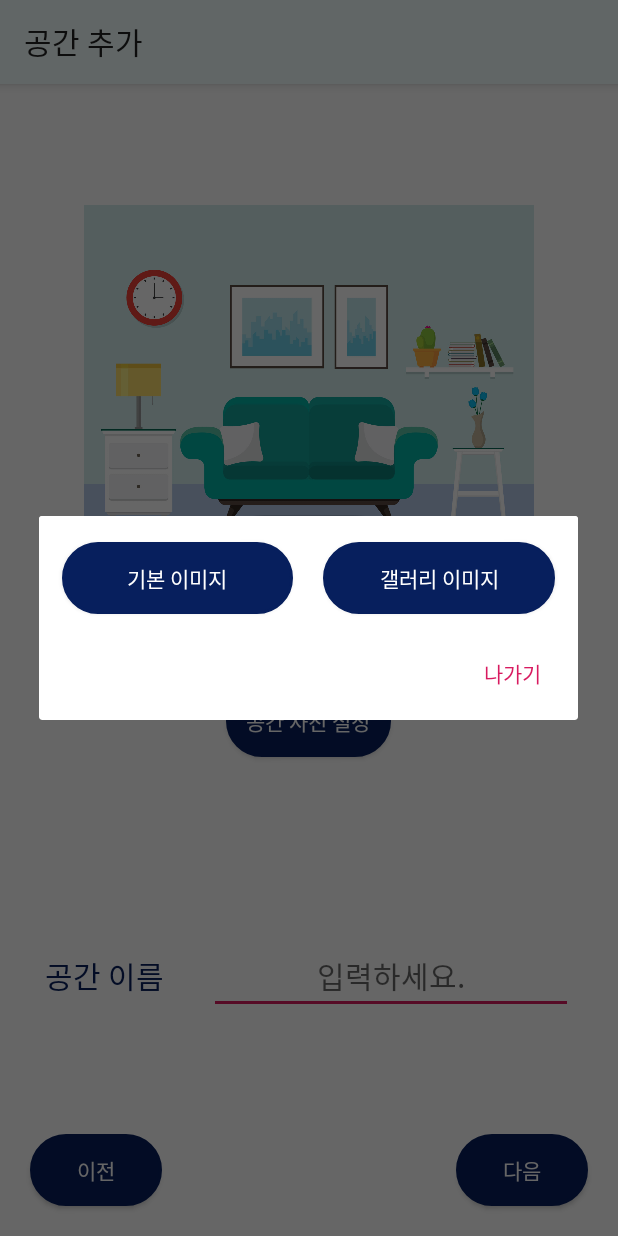
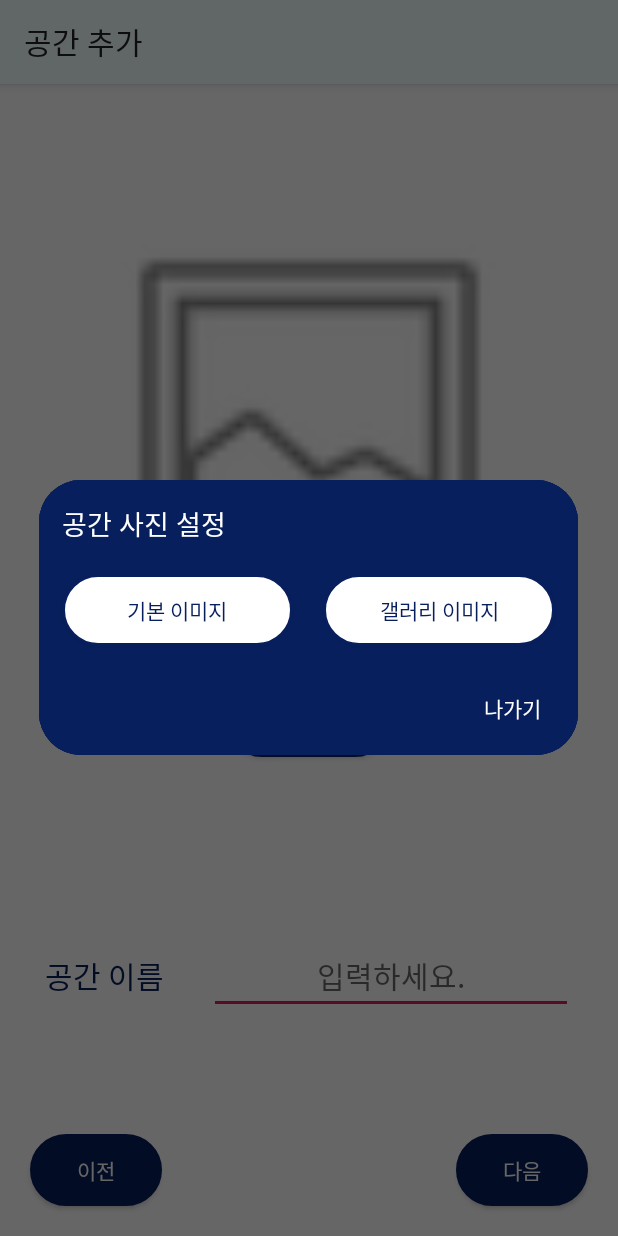
Before and after one commit to hoonsa-lim/clean, an Android app: the AddSpaceAndToDoActivity screen opened directly, with no data from a screen before it, after a tap on "공간 사진 설정", on a phone screen of 412 x 824 dp. Run offline under Robolectric (Android 15) with nearby library versions, the phone set to English and light mode, and no system bars; pictures from the network do not load.

Commit message:
2020=08-09 jjk 수정함2.

```diff
--- a/app/src/main/java/com/example/clean/AddSpaceAndToDoActivity.java
+++ b/app/src/main/java/com/example/clean/AddSpaceAndToDoActivity.java
@@ -117,14 +117,14 @@ public class AddSpaceAndToDoActivity extends AppCompatActivity implements View.O
                 LayoutInflater layoutInflater = getLayoutInflater();
                 LinearLayout linearLayout = (LinearLayout) layoutInflater.inflate(R.layout.dialog_image_select, null);
 
-                builder = new AlertDialog.Builder(this);
+                builder = new AlertDialog.Builder(this, R.style.MyCustomDialogStyle);
                 Button btnBasicImage = linearLayout.findViewById(R.id.btnBasicImage);
                 Button btnGalleryImage = linearLayout.findViewById(R.id.btnGalleryImage);
                 builder.setNegativeButton("나가기", null);
                 btnBasicImage.setOnClickListener(new View.OnClickListener() {
                     @Override
                     public void onClick(View view) {
-                        a1IvSpaceImage.setImageResource(R.drawable.image_room_basic);
+                        a1IvSpaceImage.setImageResource(android.R.drawable.ic_menu_gallery);
                     }
                 });
                 btnGalleryImage.setOnClickListener(new View.OnClickListener() {
--- a/app/src/main/java/com/example/clean/FragmentAddToDo.java
+++ b/app/src/main/java/com/example/clean/FragmentAddToDo.java
@@ -305,7 +305,7 @@ public class FragmentAddToDo extends Fragment implements View.OnClickListener, A
 
     //dialog function
     private void dialogFunction(final View view, final int num) {
-        AlertDialog.Builder alertDialog = new AlertDialog.Builder(addSpaceAndToDoActivity);
+        AlertDialog.Builder alertDialog = new AlertDialog.Builder(addSpaceAndToDoActivity, R.style.MyCustomDialogStyle);
         alertDialog.setView(view);
         alertDialog.setPositiveButton("확인", new DialogInterface.OnClickListener() {
             @RequiresApi(api = Build.VERSION_CODES.O)
--- a/app/src/main/java/com/example/clean/FragmentAddToDo_2.java
+++ b/app/src/main/java/com/example/clean/FragmentAddToDo_2.java
@@ -259,7 +259,7 @@ public class FragmentAddToDo_2 extends Fragment implements View.OnClickListener,
 
     //dialog function
     private void dialogFunction(final View view, final int num) {
-        AlertDialog.Builder alertDialog = new AlertDialog.Builder(mainActivity);
+        AlertDialog.Builder alertDialog = new AlertDialog.Builder(mainActivity, R.style.MyCustomDialogStyle);
         alertDialog.setView(view);
         alertDialog.setPositiveButton("확인", new DialogInterface.OnClickListener() {
             @RequiresApi(api = Build.VERSION_CODES.O)
--- a/app/src/main/java/com/example/clean/FragmentAddToDo_3.java
+++ b/app/src/main/java/com/example/clean/FragmentAddToDo_3.java
@@ -314,7 +314,7 @@ public class FragmentAddToDo_3 extends Fragment implements View.OnClickListener,
 
     //dialog function
     private void dialogFunction(final View view, final int num) {
-        AlertDialog.Builder alertDialog = new AlertDialog.Builder(mainActivity);
+        AlertDialog.Builder alertDialog = new AlertDialog.Builder(mainActivity, R.style.MyCustomDialogStyle);
         alertDialog.setView(view);
         alertDialog.setPositiveButton("확인", new DialogInterface.OnClickListener() {
             @RequiresApi(api = Build.VERSION_CODES.O)
--- a/app/src/main/java/com/example/clean/GridViewAdapter.java
+++ b/app/src/main/java/com/example/clean/GridViewAdapter.java
@@ -78,7 +78,7 @@ public class GridViewAdapter extends BaseAdapter {
                 ivSpace.setBackgroundColor(00000000);
                 tvSpaceName.setText("공간 추가 하기");
             }else{
-                ivSpace.setImageResource(R.drawable.image_room_basic);
+                ivSpace.setImageResource(android.R.drawable.ic_menu_gallery);
             }
         }
         tvSpaceName.setText(spaceData.getSpaceName());
--- a/app/src/main/res/layout/activity_add_space.xml
+++ b/app/src/main/res/layout/activity_add_space.xml
@@ -30,7 +30,7 @@
                 android:layout_width="300dp"
                 android:layout_height="300dp"
                 android:scaleType="fitCenter"
-                app:srcCompat="@drawable/image_room_basic" />
+                app:srcCompat="@android:drawable/ic_menu_gallery" />
 
             <Button
                 android:id="@+id/a1BtnImageSetting"
--- a/app/src/main/res/layout/activity_todolist.xml
+++ b/app/src/main/res/layout/activity_todolist.xml
@@ -43,7 +43,7 @@
                 android:layout_marginLeft="20dp"
                 android:layout_marginRight="20dp"
                 android:layout_marginBottom="20dp"
-                app:srcCompat="@drawable/image_room_basic" />
+                app:srcCompat="@android:drawable/ic_menu_gallery" />
         </LinearLayout>
 
         <ListView
--- a/app/src/main/res/layout/dialog_image_select.xml
+++ b/app/src/main/res/layout/dialog_image_select.xml
@@ -5,11 +5,33 @@
     android:id="@+id/linear_gridView_partition"
     android:layout_width="wrap_content"
     android:layout_height="wrap_content"
-    android:background="#FFFFFF"
     android:gravity="center"
-    android:orientation="horizontal"
+    android:orientation="vertical"
     android:padding="5dp"
     tools:context=".FragmentAddToDo">
+
+    <LinearLayout
+        android:layout_width="match_parent"
+        android:layout_height="match_parent"
+        android:layout_margin="10dp"
+        android:layout_weight="1"
+        android:orientation="horizontal">
+
+        <TextView
+            android:id="@+id/textView18"
+            android:layout_width="wrap_content"
+            android:layout_height="wrap_content"
+            android:layout_weight="1"
+            android:text="공간 사진 설정"
+            android:textColor="@color/white"
+            android:textSize="18sp" />
+    </LinearLayout>
+
+    <LinearLayout
+        android:layout_width="match_parent"
+        android:layout_height="match_parent"
+        android:layout_weight="1"
+        android:orientation="horizontal">
 
         <Button
             android:id="@+id/btnBasicImage"
@@ -20,9 +42,9 @@
             android:layout_marginRight="10dp"
             android:layout_marginBottom="5dp"
             android:layout_weight="1"
-        android:background="@drawable/border_stroke3"
+            android:background="@drawable/border_stroke2"
             android:text="기본 이미지"
-        android:textColor="@color/white"
+            android:textColor="#071f5d"
             android:textSize="14sp" />
 
         <Button
@@ -34,8 +56,10 @@
             android:layout_marginRight="10dp"
             android:layout_marginBottom="5dp"
             android:layout_weight="1"
-        android:background="@drawable/border_stroke3"
+            android:background="@drawable/border_stroke2"
             android:text="갤러리 이미지"
-        android:textColor="@color/white"
+            android:textColor="#071f5d"
             android:textSize="14sp" />
     </LinearLayout>
+
+</LinearLayout>
--- a/app/src/main/res/layout/gridview_partition.xml
+++ b/app/src/main/res/layout/gridview_partition.xml
@@ -19,7 +19,7 @@
         android:layout_marginRight="10dp"
         android:scaleType="fitCenter"
         android:src="@mipmap/ic_launcher"
-        app:srcCompat="@drawable/image_room_basic" />
+        app:srcCompat="@android:drawable/ic_menu_gallery" />
 
     <TextView
         android:id="@+id/gp_tvSpaceName"
```
Also changed, not shown: app/src/main/java/com/example/clean/FragmentTodayList.java (+30 -5 lines), app/src/main/java/com/example/clean/FragmentTodoList.java (+7 -6 lines), app/src/main/res/layout/dialog_listview.xml (added, +60 -0 lines), app/src/main/res/layout/dialog_listview_clear.xml (+25 -5 lines), app/src/main/res/layout/dialog_repetition.xml (+15 -15 lines), app/src/main/res/layout/popup_layout.xml (+54 -11 lines). Lines whose indentation alone changed are shown as unchanged.
